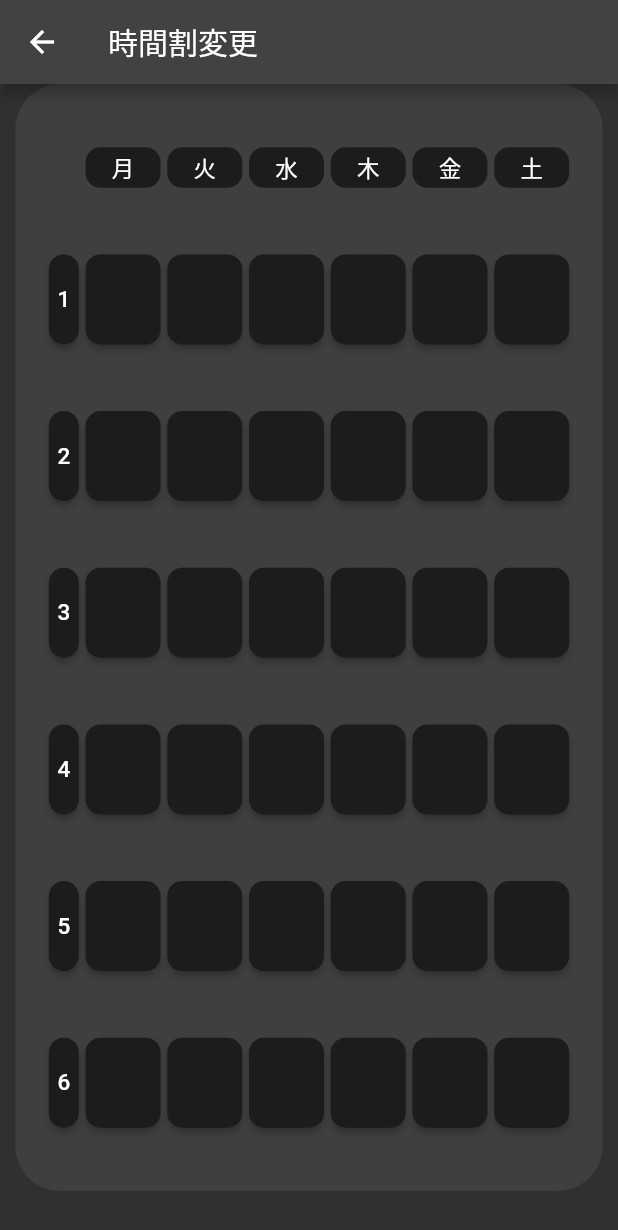
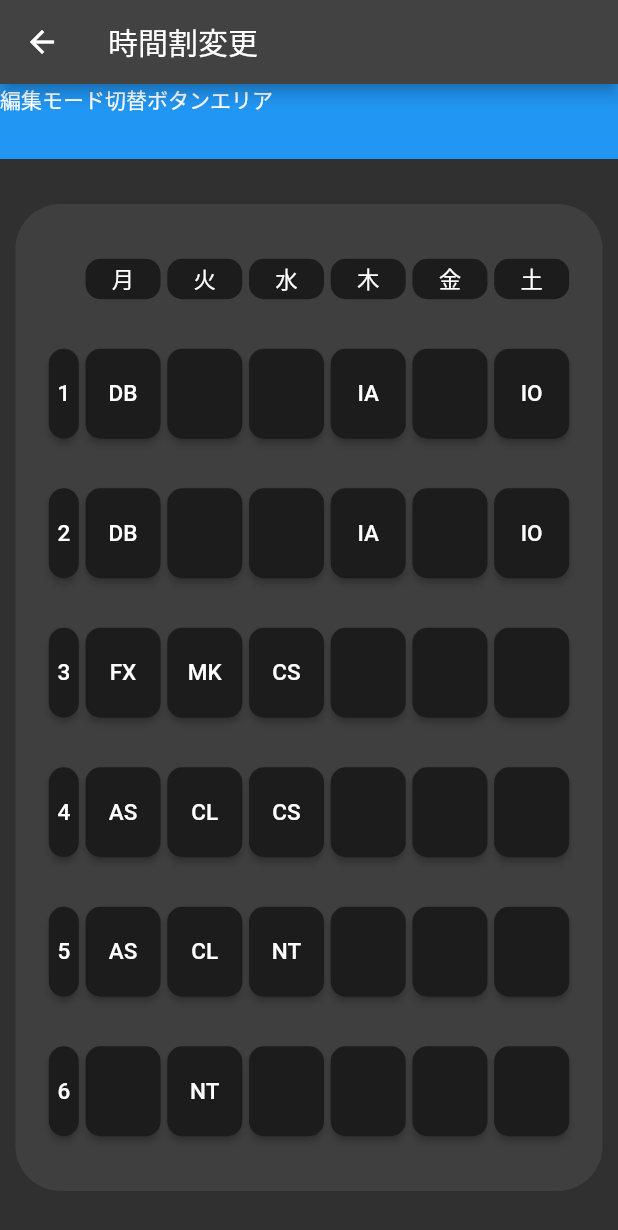
Before and after one commit to ohs-it2022/StudentSupport, a Flutter app: the screen it shows after launch, on a phone screen of 412 x 824 dp. Shown: the top 1230 px of the screen. Run offline on Flutter 3.47's test engine with Material 2 defaults, Android fonts, the phone set to English and light mode, and no system bars; our stand-ins replace auto_route, shared_preferences, table_calendar; missing offline and left inert: app_settings.

Commit message:
時間割変更画面追記

```diff
--- a/lib/src/screens/timeTable/TT_change.dart
+++ b/lib/src/screens/timeTable/TT_change.dart
@@ -14,22 +14,26 @@ class TTChangeRouterPage extends AutoRouter {
   const TTChangeRouterPage({super.key});
 }
 
-List<List<String>> weekTimeTable = initTimeTable;
+// List<List<String>> weekTimeTable = initTimeTable;
 
 // データ
-var initTimeTable = [
-  for (int i=0;i<maxNum;i++)
-    [for (int j=0;j<maxNum;j++)'']
+var testTimeTable = [
+  ["DB", "DB", "FX", "AS", "AS", ""],
+  ["", "", "MK", "CL", "CL", "NT"],
+  ["", "", "CS", "CS", "NT", ""],
+  ["IA", "IA", "", "", "", ""],
+  ["", "", "", "", "", ""],
+  ["IO", "IO", "", "", "", ""],
 ];
 
-Future<void> initSetTimeTable() async{
-  SharedPreferences _prefs = await SharedPreferences.getInstance();
-  final jsonString = _prefs.getString("timeTable") ?? "";
-  if (jsonString == ""){
-    final work = jsonEncode(initTimeTable).toString();
-    await _prefs.setString('timeTable', work);
-  }
-}
+// Future<void> initSetTimeTable() async{
+//   SharedPreferences _prefs = await SharedPreferences.getInstance();
+//   final jsonString = _prefs.getString("timeTable") ?? "";
+//   if (jsonString == ""){
+//     final work = jsonEncode(initTimeTable).toString();
+//     await _prefs.setString('timeTable', work);
+//   }
+// }
 
 // 画面全体のウィジェット
 @RoutePage()
@@ -83,9 +87,15 @@ class _TTChangePageState extends State<TTChangePage> {
     final bodyCont = Center(
       child: Column(
         children: [
+          Container(
+            color: Colors.blue,
+            height: 50,
+            width: screenSize.width,
+            child: Text("編集モード切替ボタンエリア"),
+          ),
           Expanded(
             child: Container(
-              margin: const EdgeInsets.fromLTRB(0, 0, 0, 30),
+              margin: const EdgeInsets.fromLTRB(0, 30, 0, 30),
               width: contentsWidth,
               alignment: Alignment.center,
               decoration: sectionDecoration,
@@ -130,7 +140,7 @@ class TTElem extends StatelessWidget {
           // context.router.push(AddDetailRoute(num: num, dayOfWeek: dayOfWeek, weekTimeTable: weekTimeTable));
           Navigator.push(
             context,
-            MaterialPageRoute(builder: (context) => FormPage(num: num, dayOfWeek: dayOfWeek, weekTimeTable: weekTimeTable))
+            MaterialPageRoute(builder: (context) => FormPage(num: num, dayOfWeek: dayOfWeek, weekTimeTable: testTimeTable))
           );
         },
         style: btnStyle,
@@ -169,19 +179,8 @@ class TTRow extends StatelessWidget {
       children: [
         TTNum(txt: '${num+1}'),
         for (int dayOfWeek=0;dayOfWeek<6;dayOfWeek++)
-          TTElem(txt: weekTimeTable[dayOfWeek][num], num: num, dayOfWeek: dayOfWeek,)
+          TTElem(txt: testTimeTable[dayOfWeek][num], num: num, dayOfWeek: dayOfWeek,)
       ],
     );
   }
 }
-
-class TimeSettings extends StatelessWidget {
-  const TimeSettings({super.key});
-
-  @override
-  Widget build(BuildContext context) {
-    return Container(
-      color: bgColor1,
-    );
-  }
-}
--- a/lib/src/screens/timeTable/form.dart
+++ b/lib/src/screens/timeTable/form.dart
@@ -1,5 +1,6 @@
 import 'package:flutter/material.dart';
 import 'package:student_support/src/sample.dart';
+import 'package:student_support/src/screens/timeTable/TT_change.dart';
 
 class FormPage extends StatelessWidget {
   final int num;
@@ -29,7 +30,7 @@ class FormPage extends StatelessWidget {
                 child: Text("削除")
               ),
             ),
-            formElem(txt: "表示名", initTxt: "CS11", function: (value) => (titleSubName = value)),
+            formElem(txt: "表示名", initTxt: testTimeTable[dayOfWeek][num], function: (value) => (titleSubName = value)),
             formElem(txt: "正式名称", initTxt: "コンピュータサイエンス", function: (value) => (subName = value)),
             formElem(txt: "教室名", initTxt: "161", function: (value) => (classRoom = value),),
             formElem(txt: "教科担当", initTxt: "渡瀬健", function: (value) => (teacher = value),),
```
